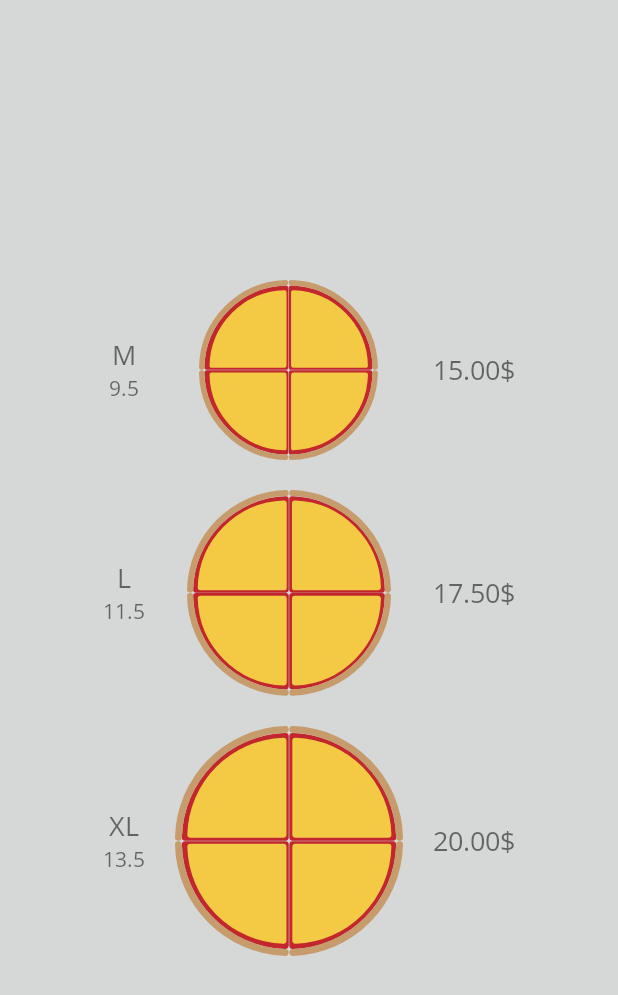
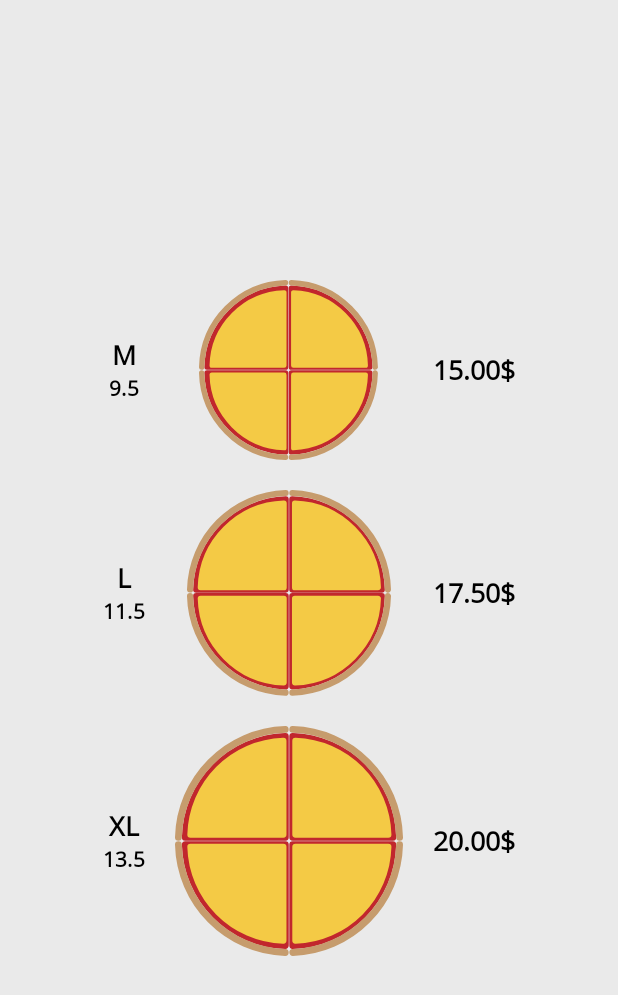
Before and after one commit to izipris/pizzapp, an Android app: the layout tab_fragment_size.xml on its own in the app's theme, with its tools: preview values and no code run, on a phone screen of 412 x 824 dp. Shown: the top 995 px of the screen. Run offline under Robolectric (Android 15) with nearby library versions, the phone set to English and light mode, and no system bars.

Commit message:
completed the size selection feature

```diff
--- a/app/src/main/res/layout/tab_fragment_size.xml
+++ b/app/src/main/res/layout/tab_fragment_size.xml
@@ -30,7 +30,9 @@
                 android:layout_height="wrap_content"
                 android:text="@string/m"
                 android:textAlignment="center"
+                android:textColor="@android:color/black"
                 android:textSize="18sp"
+                android:textStyle="bold"
                 app:fontFamily="@font/open_sans" />
 
             <TextView
@@ -39,6 +41,8 @@
                 android:layout_height="wrap_content"
                 android:text="@string/medium_size"
                 android:textAlignment="center"
+                android:textColor="@android:color/black"
+                android:textStyle="bold"
                 app:fontFamily="@font/open_sans" />
         </LinearLayout>
 
@@ -56,7 +60,9 @@
             android:layout_marginStart="20dp"
             android:layout_marginLeft="20dp"
             android:text="@string/initial_medium_pizza_price"
+            android:textColor="@android:color/black"
             android:textSize="18sp"
+            android:textStyle="bold"
             app:fontFamily="@font/open_sans" />
 
     </TableRow>
@@ -84,7 +90,9 @@
                 android:layout_height="wrap_content"
                 android:text="@string/l"
                 android:textAlignment="center"
+                android:textColor="@android:color/black"
                 android:textSize="18sp"
+                android:textStyle="bold"
                 app:fontFamily="@font/open_sans" />
 
             <TextView
@@ -93,6 +101,8 @@
                 android:layout_height="wrap_content"
                 android:text="@string/large_size"
                 android:textAlignment="center"
+                android:textColor="@android:color/black"
+                android:textStyle="bold"
                 app:fontFamily="@font/open_sans" />
         </LinearLayout>
 
@@ -110,7 +120,9 @@
             android:layout_marginStart="20dp"
             android:layout_marginLeft="20dp"
             android:text="@string/initial_large_pizza_price"
+            android:textColor="@android:color/black"
             android:textSize="18sp"
+            android:textStyle="bold"
             app:fontFamily="@font/open_sans" />
 
     </TableRow>
@@ -138,7 +150,9 @@
                 android:layout_height="wrap_content"
                 android:text="@string/xl"
                 android:textAlignment="center"
+                android:textColor="@android:color/black"
                 android:textSize="18sp"
+                android:textStyle="bold"
                 app:fontFamily="@font/open_sans" />
 
             <TextView
@@ -147,6 +161,8 @@
                 android:layout_height="wrap_content"
                 android:text="@string/extra_large_size"
                 android:textAlignment="center"
+                android:textColor="@android:color/black"
+                android:textStyle="bold"
                 app:fontFamily="@font/open_sans" />
         </LinearLayout>
 
@@ -164,7 +180,9 @@
             android:layout_marginStart="20dp"
             android:layout_marginLeft="20dp"
             android:text="@string/initial_extra_large_pizza_price"
+            android:textColor="@android:color/black"
             android:textSize="18sp"
+            android:textStyle="bold"
             app:fontFamily="@font/open_sans" />
 
     </TableRow>
--- a/app/src/main/res/values/colors.xml
+++ b/app/src/main/res/values/colors.xml
@@ -3,7 +3,7 @@
     <color name="colorPrimary">#008577</color>
     <color name="colorPrimaryDark">#00574B</color>
     <color name="colorAccent">#D81B60</color>
-    <color name="colorGrayTabBackground">#D6D7D7</color>
+    <color name="colorGrayTabBackground">#eaeaea</color>
     <color name="colorCrustChosenTextView">#FF3333</color>
     <color name="colorChosenSizeBackground">#978A8989</color>
     <color name="buttonClearTextColor">#FFFFFF</color>
--- a/app/src/main/res/values/dimens.xml
+++ b/app/src/main/res/values/dimens.xml
@@ -10,6 +10,7 @@
     <dimen name="textViewChosenOptionSize">18sp</dimen>
     <dimen name="textViewChosenOptionSeparatorSize">24sp</dimen>
     <dimen name="mainFragmentMarginTop">10dp</dimen>
+    <dimen name="crustFragmentCaptionPaddingBottom">15dp</dimen>
     <dimen name="sizeFragmentMarginTop">20dp</dimen>
     <dimen name="crustCaptionSize">20sp</dimen>
 </resources>
```
Also changed, not shown: app/src/main/java/com/pizzapp/ui/tabs/fragments/TabFragmentSize.java (+20 -2 lines).
